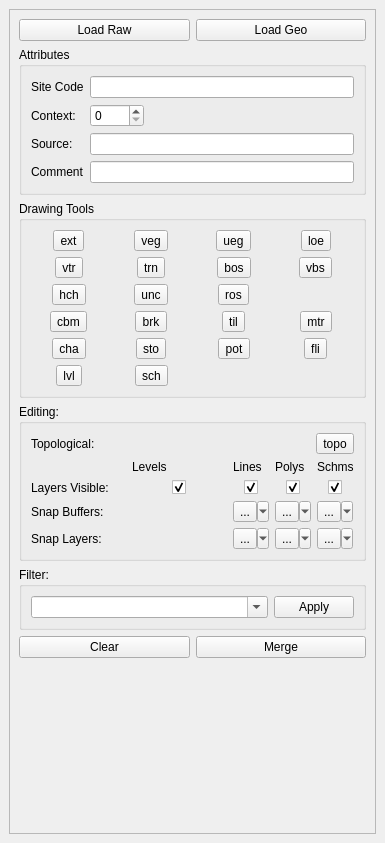
First picture: the form in ui_dock.ui, repository lparchaeology/ArkPlan, before the edit.
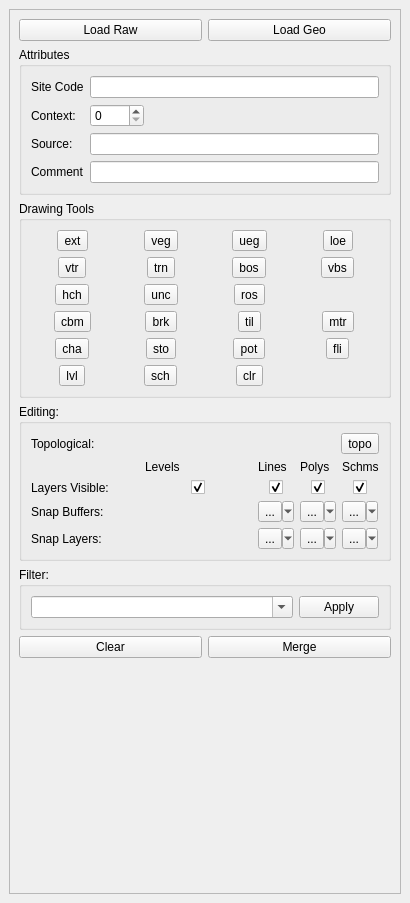
Second picture: the form after the edit. Custom widgets are drawn as their Qt base class.

Commit message: WIP Try fix exclusive tool problem

```diff
--- a/ui_dock.ui
+++ b/ui_dock.ui
@@ -6,8 +6,8 @@
    <rect>
     <x>0</x>
     <y>0</y>
-    <width>385</width>
-    <height>843</height>
+    <width>410</width>
+    <height>903</height>
    </rect>
   </property>
   <property name="sizePolicy">
@@ -40,8 +40,8 @@
         <rect>
          <x>0</x>
          <y>0</y>
-         <width>359</width>
-         <height>791</height>
+         <width>390</width>
+         <height>855</height>
         </rect>
        </property>
        <layout class="QVBoxLayout" name="verticalLayout">
@@ -420,6 +420,22 @@
              <property name="checkable">
               <bool>true</bool>
              </property>
+             <attribute name="buttonGroup">
+              <string notr="true">m_toolButtonGroup</string>
+             </attribute>
+            </widget>
+           </item>
+           <item row="5" column="2" alignment="Qt::AlignHCenter">
+            <widget class="QToolButton" name="m_clearTool">
+             <property name="enabled">
+              <bool>true</bool>
+             </property>
+             <property name="text">
+              <string>clr</string>
+             </property>
+             <attribute name="buttonGroup">
+              <string notr="true">m_toolButtonGroup</string>
+             </attribute>
             </widget>
            </item>
           </layout>
```
Left out of the diff: 62 changed lines with no effect on the pictures. The commit also changes 4 other files.
